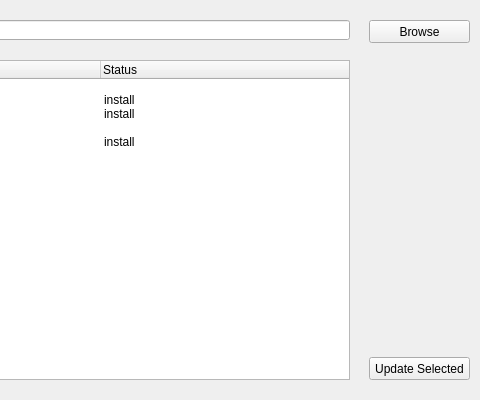
The window that gui/mainwindow.ui (EngAhmedWaleed/cpl-mm) describes before a commit, drawn with Qt 5; both pictures show x 320 to 800 and y 0 to 400 of the 800 by 400 pixel window.
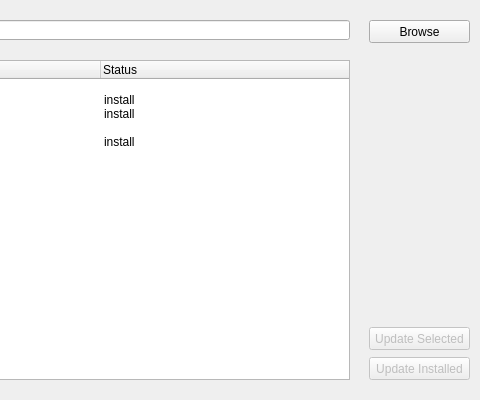
The same window after the commit.

Patch:
```diff
--- a/gui/mainwindow.ui
+++ b/gui/mainwindow.ui
@@ -549,10 +549,29 @@
                 </item>
             </widget>
             <widget class="QPushButton" name="updateButton">
+                <property name="enabled">
+                    <bool>false</bool>
+                </property>
                 <property name="geometry">
                     <rect>
                         <x>689</x>
                         <y>357</y>
+                        <width>101</width>
+                        <height>23</height>
+                    </rect>
+                </property>
+                <property name="text">
+                    <string>Update Installed</string>
+                </property>
+            </widget>
+            <widget class="QPushButton" name="updateSelectedButton">
+                <property name="enabled">
+                    <bool>false</bool>
+                </property>
+                <property name="geometry">
+                    <rect>
+                        <x>689</x>
+                        <y>327</y>
                         <width>101</width>
                         <height>23</height>
                     </rect>
```
Left out of the diff: 4 changed lines with no effect on the pictures.
